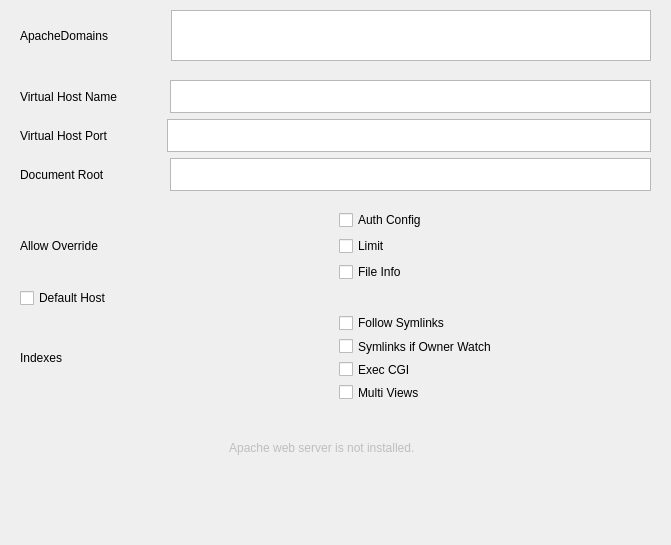
First picture: the form in 2.0/beyza.ermis/ahenk/lider/lider/plugins/plugin_apache/apache.ui, repository pars-linux/uludag, before the edit.
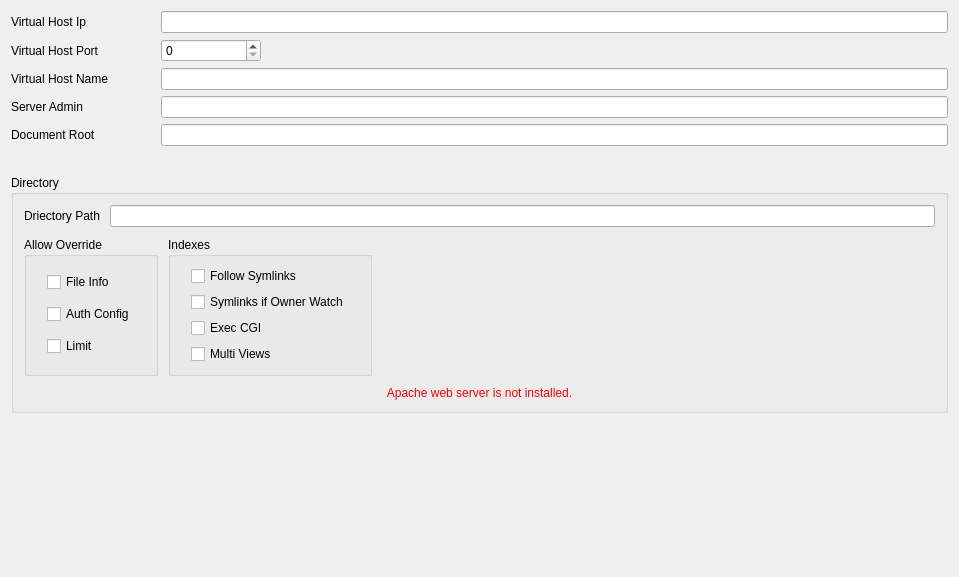
Second picture: the form after the edit. Icons and pictures are not drawn.

Commit message: design revised

```diff
--- a/2.0/beyza.ermis/ahenk/lider/lider/plugins/plugin_apache/apache.ui
+++ b/2.0/beyza.ermis/ahenk/lider/lider/plugins/plugin_apache/apache.ui
@@ -6,141 +6,181 @@
    <rect>
     <x>0</x>
     <y>0</y>
-    <width>671</width>
-    <height>545</height>
+    <width>959</width>
+    <height>577</height>
    </rect>
   </property>
   <property name="windowTitle">
    <string>Apache</string>
   </property>
-  <property name="windowIcon">
-   <iconset resource="apache.qrc">
-    <normaloff>:/icons/wine.png</normaloff>:/icons/wine.png</iconset>
-  </property>
-  <widget class="QLabel" name="warningLabel">
-   <property name="enabled">
-    <bool>false</bool>
-   </property>
-   <property name="geometry">
-    <rect>
-     <x>80</x>
-     <y>440</y>
-     <width>399</width>
-     <height>16</height>
-    </rect>
-   </property>
-   <property name="focusPolicy">
-    <enum>Qt::WheelFocus</enum>
+  <layout class="QVBoxLayout" name="verticalLayout_2">
+   <item>
+    <layout class="QGridLayout" name="gridLayout">
+     <item row="4" column="1" colspan="2">
+      <widget class="QLineEdit" name="vhostDocumentRoot"/>
+     </item>
+     <item row="4" column="0">
+      <widget class="QLabel" name="root">
+       <property name="sizePolicy">
+        <sizepolicy hsizetype="Fixed" vsizetype="Preferred">
+         <horstretch>0</horstretch>
+         <verstretch>0</verstretch>
+        </sizepolicy>
    </property>
    <property name="text">
-    <string>                                             Apache web server is not installed.</string>
-   </property>
-   <property name="textFormat">
-    <enum>Qt::AutoText</enum>
-   </property>
-   <property name="alignment">
-    <set>Qt::AlignLeading|Qt::AlignLeft|Qt::AlignVCenter</set>
-   </property>
-  </widget>
-  <widget class="QWidget" name="">
-   <property name="geometry">
-    <rect>
-     <x>20</x>
-     <y>80</y>
-     <width>631</width>
-     <height>111</height>
-    </rect>
-   </property>
-   <layout class="QVBoxLayout" name="verticalLayout_4">
-    <item>
-     <layout class="QHBoxLayout" name="horizontalLayout_3">
-      <item>
+        <string>Document Root                  </string>
+       </property>
+      </widget>
+     </item>
+     <item row="0" column="0">
        <widget class="QLabel" name="name">
+       <property name="sizePolicy">
+        <sizepolicy hsizetype="Fixed" vsizetype="Preferred">
+         <horstretch>0</horstretch>
+         <verstretch>0</verstretch>
+        </sizepolicy>
+       </property>
+       <property name="text">
+        <string>Virtual Host Ip           </string>
+       </property>
+      </widget>
+     </item>
+     <item row="0" column="1" colspan="2">
+      <widget class="QLineEdit" name="vhostIP"/>
+     </item>
+     <item row="2" column="0">
+      <widget class="QLabel" name="name_2">
+       <property name="sizePolicy">
+        <sizepolicy hsizetype="Fixed" vsizetype="Preferred">
+         <horstretch>0</horstretch>
+         <verstretch>0</verstretch>
+        </sizepolicy>
+       </property>
         <property name="text">
          <string>Virtual Host Name              </string>
         </property>
        </widget>
       </item>
-      <item>
-       <widget class="QTextEdit" name="host_name"/>
-      </item>
-     </layout>
-    </item>
-    <item>
-     <layout class="QHBoxLayout" name="horizontalLayout_4">
-      <item>
+     <item row="2" column="1" colspan="2">
+      <widget class="QLineEdit" name="vhostName"/>
+     </item>
+     <item row="3" column="1" colspan="2">
+      <widget class="QLineEdit" name="vhostAdmin"/>
+     </item>
+     <item row="3" column="0">
+      <widget class="QLabel" name="name_3">
+       <property name="sizePolicy">
+        <sizepolicy hsizetype="Fixed" vsizetype="Preferred">
+         <horstretch>0</horstretch>
+         <verstretch>0</verstretch>
+        </sizepolicy>
+       </property>
+       <property name="text">
+        <string>Server Admin</string>
+       </property>
+      </widget>
+     </item>
+     <item row="1" column="0">
        <widget class="QLabel" name="port">
+       <property name="sizePolicy">
+        <sizepolicy hsizetype="Fixed" vsizetype="Preferred">
+         <horstretch>0</horstretch>
+         <verstretch>0</verstretch>
+        </sizepolicy>
+       </property>
         <property name="text">
          <string>Virtual Host Port                </string>
         </property>
        </widget>
       </item>
-      <item>
-       <widget class="QTextEdit" name="host_port"/>
+     <item row="1" column="1">
+      <widget class="QSpinBox" name="vhostPort">
+       <property name="maximumSize">
+        <size>
+         <width>100</width>
+         <height>16777215</height>
+        </size>
+       </property>
+      </widget>
       </item>
      </layout>
     </item>
     <item>
-     <layout class="QHBoxLayout" name="horizontalLayout_5">
-      <item>
-       <widget class="QLabel" name="root">
-        <property name="text">
-         <string>Document Root                  </string>
-        </property>
-       </widget>
+    <spacer name="verticalSpacer_2">
+     <property name="orientation">
+      <enum>Qt::Vertical</enum>
+     </property>
+     <property name="sizeHint" stdset="0">
+      <size>
+       <width>20</width>
+       <height>40</height>
+      </size>
+     </property>
+    </spacer>
       </item>
       <item>
-       <widget class="QTextEdit" name="document_root"/>
-      </item>
-     </layout>
-    </item>
-   </layout>
-  </widget>
-  <widget class="QWidget" name="">
-   <property name="geometry">
-    <rect>
-     <x>20</x>
-     <y>10</y>
-     <width>631</width>
-     <height>51</height>
-    </rect>
-   </property>
-   <layout class="QHBoxLayout" name="domainLayout">
-    <item>
-     <widget class="QLabel" name="domainLabel">
+    <widget class="QGroupBox" name="groupBox_3">
+     <property name="title">
+      <string>Directory</string>
+     </property>
+     <layout class="QGridLayout" name="gridLayout_2">
+      <property name="margin">
+       <number>10</number>
+      </property>
+      <property name="spacing">
+       <number>10</number>
+      </property>
+      <item row="0" column="0">
+       <widget class="QLabel" name="label">
+        <property name="enabled">
+         <bool>true</bool>
+        </property>
       <property name="text">
-       <string>ApacheDomains                 </string>
+         <string>Driectory Path</string>
       </property>
      </widget>
     </item>
-    <item>
-     <widget class="QPlainTextEdit" name="textDomains"/>
-    </item>
-   </layout>
-  </widget>
-  <widget class="QWidget" name="">
-   <property name="geometry">
-    <rect>
-     <x>20</x>
-     <y>210</y>
-     <width>631</width>
-     <height>191</height>
-    </rect>
-   </property>
-   <layout class="QVBoxLayout" name="verticalLayout_3">
-    <item>
+      <item row="2" column="0" colspan="2">
      <layout class="QHBoxLayout" name="horizontalLayout">
-      <item>
-       <widget class="QLabel" name="overrideLabel">
-        <property name="text">
-         <string>Allow Override                          </string>
+        <property name="spacing">
+         <number>10</number>
         </property>
-       </widget>
-      </item>
+        <property name="topMargin">
+         <number>0</number>
+        </property>
       <item>
+         <widget class="QGroupBox" name="groupBox">
+          <property name="title">
+           <string>Allow Override</string>
+          </property>
        <layout class="QVBoxLayout" name="verticalLayout">
+           <property name="leftMargin">
+            <number>20</number>
+           </property>
+           <property name="rightMargin">
+            <number>20</number>
+           </property>
+           <item>
+            <widget class="QCheckBox" name="file_info">
+             <property name="sizePolicy">
+              <sizepolicy hsizetype="Preferred" vsizetype="Fixed">
+               <horstretch>0</horstretch>
+               <verstretch>0</verstretch>
+              </sizepolicy>
+             </property>
+             <property name="text">
+              <string>File Info</string>
+             </property>
+            </widget>
+           </item>
         <item>
          <widget class="QCheckBox" name="auth_config">
+             <property name="sizePolicy">
+              <sizepolicy hsizetype="Preferred" vsizetype="Fixed">
+               <horstretch>0</horstretch>
+               <verstretch>0</verstretch>
+              </sizepolicy>
+             </property>
           <property name="text">
            <string>Auth Config</string>
           </property>
@@ -148,42 +188,40 @@
         </item>
         <item>
          <widget class="QCheckBox" name="limit">
+             <property name="sizePolicy">
+              <sizepolicy hsizetype="Preferred" vsizetype="Fixed">
+               <horstretch>0</horstretch>
+               <verstretch>0</verstretch>
+              </sizepolicy>
+             </property>
           <property name="text">
            <string>Limit</string>
           </property>
          </widget>
         </item>
-        <item>
-         <widget class="QCheckBox" name="file_info">
-          <property name="text">
-           <string>File Info</string>
-          </property>
-         </widget>
-        </item>
-       </layout>
-      </item>
-     </layout>
-    </item>
-    <item>
-     <widget class="QCheckBox" name="default_host">
-      <property name="text">
-       <string>Default Host</string>
-      </property>
+          </layout>
      </widget>
     </item>
     <item>
-     <layout class="QHBoxLayout" name="horizontalLayout_2">
-      <item>
-       <widget class="QLabel" name="indexes">
-        <property name="text">
+         <widget class="QGroupBox" name="groupBox_2">
+          <property name="title">
          <string>Indexes</string>
         </property>
-       </widget>
-      </item>
-      <item>
-       <layout class="QVBoxLayout" name="verticalLayout_2">
+          <layout class="QVBoxLayout" name="verticalLayout_4">
+           <property name="leftMargin">
+            <number>20</number>
+           </property>
+           <property name="rightMargin">
+            <number>20</number>
+           </property>
         <item>
          <widget class="QCheckBox" name="follow_symlinks">
+             <property name="sizePolicy">
+              <sizepolicy hsizetype="Preferred" vsizetype="Fixed">
+               <horstretch>0</horstretch>
+               <verstretch>0</verstretch>
+              </sizepolicy>
+             </property>
           <property name="text">
            <string>Follow Symlinks</string>
           </property>
@@ -191,6 +229,12 @@
         </item>
         <item>
          <widget class="QCheckBox" name="owner_watch">
+             <property name="sizePolicy">
+              <sizepolicy hsizetype="Preferred" vsizetype="Fixed">
+               <horstretch>0</horstretch>
+               <verstretch>0</verstretch>
+              </sizepolicy>
+             </property>
           <property name="text">
            <string>Symlinks if Owner Watch</string>
           </property>
@@ -198,6 +242,12 @@
         </item>
         <item>
          <widget class="QCheckBox" name="exec_CGI">
+             <property name="sizePolicy">
+              <sizepolicy hsizetype="Preferred" vsizetype="Fixed">
+               <horstretch>0</horstretch>
+               <verstretch>0</verstretch>
+              </sizepolicy>
+             </property>
           <property name="text">
            <string>Exec CGI</string>
           </property>
@@ -205,17 +255,77 @@
         </item>
         <item>
          <widget class="QCheckBox" name="multiviews">
+             <property name="sizePolicy">
+              <sizepolicy hsizetype="Preferred" vsizetype="Fixed">
+               <horstretch>0</horstretch>
+               <verstretch>0</verstretch>
+              </sizepolicy>
+             </property>
           <property name="text">
            <string>Multi Views</string>
           </property>
          </widget>
         </item>
        </layout>
-      </item>
-     </layout>
-    </item>
-   </layout>
-  </widget>
+         </widget>
+        </item>
+        <item>
+         <spacer name="horizontalSpacer_2">
+          <property name="orientation">
+           <enum>Qt::Horizontal</enum>
+          </property>
+          <property name="sizeHint" stdset="0">
+           <size>
+            <width>40</width>
+            <height>20</height>
+           </size>
+          </property>
+         </spacer>
+        </item>
+       </layout>
+      </item>
+      <item row="0" column="1">
+       <widget class="QLineEdit" name="lineEdit_4"/>
+      </item>
+      <item row="3" column="0" colspan="2">
+       <widget class="QLabel" name="warningLabel">
+        <property name="enabled">
+         <bool>false</bool>
+        </property>
+        <property name="focusPolicy">
+         <enum>Qt::WheelFocus</enum>
+        </property>
+        <property name="styleSheet">
+         <string notr="true">color:red</string>
+        </property>
+        <property name="text">
+         <string>Apache web server is not installed.</string>
+        </property>
+        <property name="textFormat">
+         <enum>Qt::AutoText</enum>
+        </property>
+        <property name="alignment">
+         <set>Qt::AlignCenter</set>
+        </property>
+       </widget>
+      </item>
+     </layout>
+    </widget>
+   </item>
+   <item>
+    <spacer name="verticalSpacer">
+     <property name="orientation">
+      <enum>Qt::Vertical</enum>
+     </property>
+     <property name="sizeHint" stdset="0">
+      <size>
+       <width>185</width>
+       <height>169</height>
+      </size>
+     </property>
+    </spacer>
+   </item>
+  </layout>
  </widget>
  <resources>
   <include location="apache.qrc"/>
```
Left out of the diff: 10 changed lines with no effect on the pictures. Lines whose indentation alone changed are shown as unchanged.
